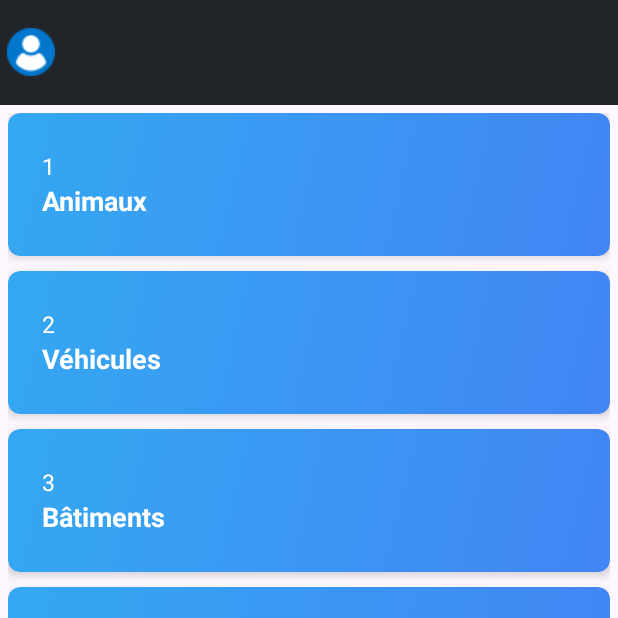
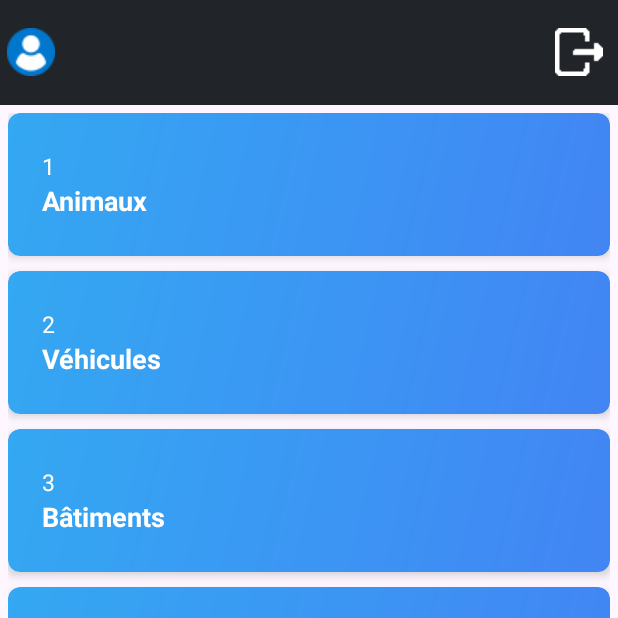
Before and after one commit to Tblesson/Carte_animee, an Android app: the PageAccueil screen opened directly, with no data from a screen before it, on a phone screen of 412 x 824 dp, the top half of it. Run offline under Robolectric (Android 15) with nearby library versions, the phone set to English and light mode, and no system bars; 2 statements that could not run were skipped.

Commit message:
ajout btn logout

```diff
--- a/app/src/main/java/com/esaip/carte_animee/CustomAdapter.kt
+++ /dev/null
@@ -1 +0,0 @@
-package com.esaip.carte_animee
--- a/app/src/main/java/com/esaip/carte_animee/PageAccueil.kt
+++ b/app/src/main/java/com/esaip/carte_animee/PageAccueil.kt
@@ -7,6 +7,7 @@ import android.os.Bundle
 import android.view.LayoutInflater
 import android.view.View
 import android.view.ViewGroup
+import android.widget.Button
 import android.widget.TextView
 import android.window.OnBackInvokedDispatcher
 import androidx.activity.addCallback
@@ -19,10 +20,20 @@ import androidx.recyclerview.widget.LinearLayoutManager
 import androidx.recyclerview.widget.RecyclerView
 
 
-
 class PageAccueil : AppCompatActivity() {
 
-    val items = arrayOf("Animaux", "Véhicules", "Bâtiments", "Nourriture", "Paysages", "Fruits", "Personnes", "Plantes", "Sports", "Technologie")
+    val items = arrayOf(
+        "Animaux",
+        "Véhicules",
+        "Bâtiments",
+        "Nourriture",
+        "Paysages",
+        "Fruits",
+        "Personnes",
+        "Plantes",
+        "Sports",
+        "Technologie"
+    )
 
 
     override fun onCreate(savedInstanceState: Bundle?) {
@@ -30,6 +41,8 @@ class PageAccueil : AppCompatActivity() {
         setContentView(R.layout.activity_page_accueil)
 
         val fullName = findViewById<TextView>(R.id.FullName)
+        val btn_logout = findViewById<Button>(R.id.btn_logout)
+
 
         // Accédez aux informations de l'utilisateur depuis l'objet Singleton
         val userInfo = RequeteApi.UserSingleton.userInfo
@@ -48,22 +61,36 @@ class PageAccueil : AppCompatActivity() {
         recyclerView.adapter = MyAdapter(items.toList())
 
 
-
-
-
         //btn retour
         onBackPressedDispatcher.addCallback(this /* lifecycle owner */) {
             showExitConfirmationDialog()
         }
+        btn_logout.setOnClickListener(object : View.OnClickListener {
+            override fun onClick(p0: View?) {
+                showExitConfirmationDialog()
+            }
+        })
 
     }
 
     // Class liste custom
-    class MyAdapter(private val items: List<String>) : RecyclerView.Adapter<MyAdapter.MyViewHolder>() {
+    class MyAdapter(private val items: List<String>) :
+        RecyclerView.Adapter<MyAdapter.MyViewHolder>() {
+
+        private var listener: OnItemClickListener? = null
+
+        interface OnItemClickListener {
+            fun onItemClick(item: String)
+        }
+
+        fun setOnItemClickListener(listener: OnItemClickListener) {
+            this.listener = listener
+        }
 
         inner class MyViewHolder(itemView: View) : RecyclerView.ViewHolder(itemView) {
             val textViewItem: TextView = itemView.findViewById(R.id.titre)
             val textViewLineNumber: TextView = itemView.findViewById(R.id.id)
+
 
         }
 
@@ -79,9 +106,9 @@ class PageAccueil : AppCompatActivity() {
             holder.textViewLineNumber.text = (position + 1).toString()
             holder.textViewItem.setTextColor(Color.WHITE);
             holder.textViewLineNumber.setTextColor(Color.WHITE)
-
-
-
+            holder.itemView.setOnClickListener {
+                println(holder.textViewItem.text)
+            }
 
         }
 
@@ -90,9 +117,7 @@ class PageAccueil : AppCompatActivity() {
         }
 
 
-
     }
-
 
 
     private fun showExitConfirmationDialog() {
--- /dev/null
+++ b/app/src/main/res/drawable/logout_icone.xml
@@ -0,0 +1,5 @@
+<vector android:autoMirrored="true" android:height="24dp"
+    android:tint="#FFFFFF" android:viewportHeight="24"
+    android:viewportWidth="24" android:width="24dp" xmlns:android="http://schemas.android.com/apk/res/android">
+    <path android:fillColor="@android:color/white" android:pathData="M12,4l-1.41,1.41L16.17,11H4v2h12.17l-5.58,5.59L12,20l8,-8z"/>
+</vector>
--- a/app/src/main/res/layout/activity_page_accueil.xml
+++ b/app/src/main/res/layout/activity_page_accueil.xml
@@ -26,6 +26,17 @@
             android:textColor="@color/white"
             android:textSize="20sp" />
 
+            <ImageView
+                android:id="@+id/btn_logout"
+                android:layout_width="wrap_content"
+                android:layout_height="wrap_content"
+                android:background="@drawable/exit"
+                android:layout_centerInParent="true"
+                android:layout_marginRight="10dp"
+                android:layout_alignParentRight="true"/>
+
+
+
 
     </RelativeLayout>
 
--- /dev/null
+++ b/app/src/main/res/menu/menue.xml
@@ -0,0 +1,6 @@
+<?xml version="1.0" encoding="utf-8"?>
+<menu xmlns:android="http://schemas.android.com/apk/res/android">
+
+
+
+</menu>
```
Also changed, not shown: app/src/main/res/drawable/exit.png (added).
